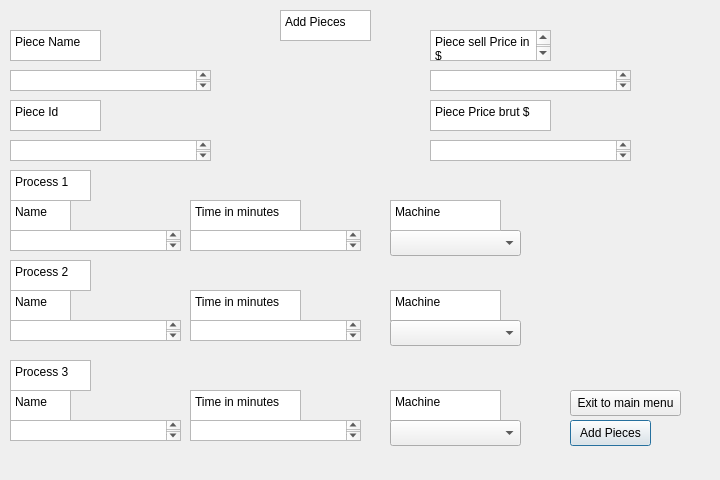
Old version of the form Add_Pieces.ui in the repository Simlebo/Project_3BM.
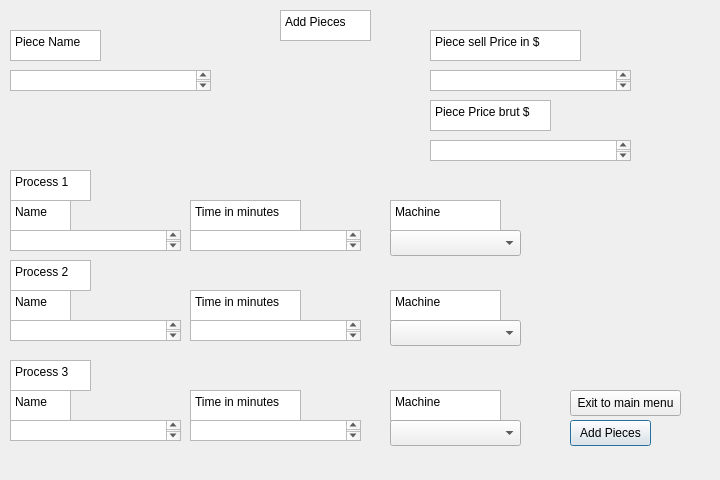
New version of the form.

Commit message: add pieces fini

The edit to the form file:
```diff
--- a/Add_Pieces.ui
+++ b/Add_Pieces.ui
@@ -55,32 +55,6 @@
     <string>Piece Name</string>
    </property>
   </widget>
-  <widget class="QTextEdit" name="Piece_id">
-   <property name="geometry">
-    <rect>
-     <x>10</x>
-     <y>140</y>
-     <width>201</width>
-     <height>21</height>
-    </rect>
-   </property>
-  </widget>
-  <widget class="QPlainTextEdit" name="plainTextEdit_3">
-   <property name="geometry">
-    <rect>
-     <x>10</x>
-     <y>100</y>
-     <width>91</width>
-     <height>31</height>
-    </rect>
-   </property>
-   <property name="readOnly">
-    <bool>true</bool>
-   </property>
-   <property name="plainText">
-    <string>Piece Id</string>
-   </property>
-  </widget>
   <widget class="QPlainTextEdit" name="plainTextEdit_4">
    <property name="geometry">
     <rect>
@@ -190,7 +164,7 @@
     <rect>
      <x>430</x>
      <y>30</y>
-     <width>121</width>
+     <width>151</width>
      <height>31</height>
     </rect>
    </property>
```
The commit also changes 3 other files.
